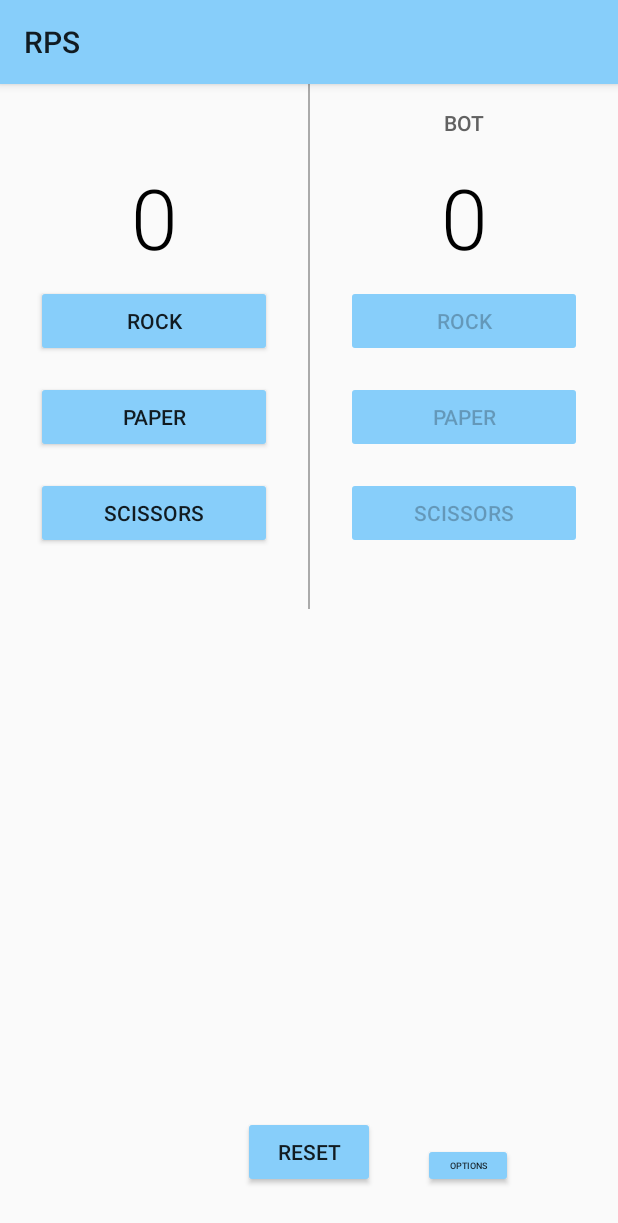
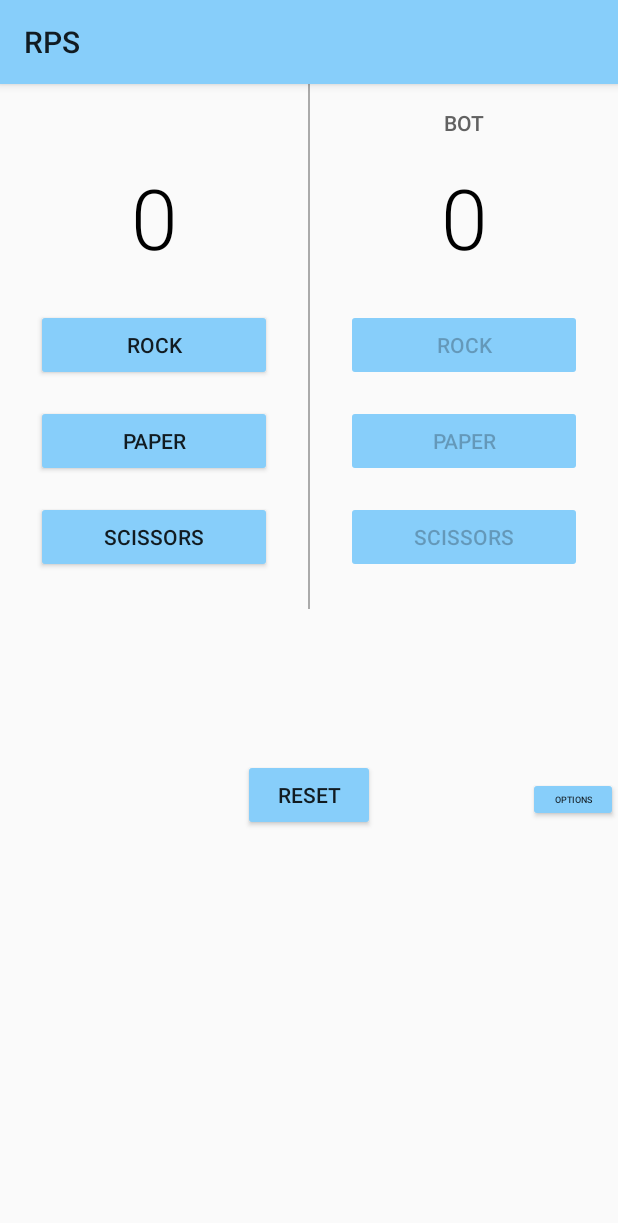
Before and after one commit to bytao7mao/RockPaperScissors, an Android app: the MainActivity screen opened directly, with no data from a screen before it, on a phone screen of 412 x 824 dp. Shown: the top 1223 px of the screen. Run offline under Robolectric (Android 15) with nearby library versions, the phone set to English and light mode, and no system bars.

Commit message:
minor changes

```diff
--- a/app/src/main/java/com/example/mariu/rps/FirstScreen.java
+++ b/app/src/main/java/com/example/mariu/rps/FirstScreen.java
@@ -33,6 +33,7 @@ public class FirstScreen extends Activity {
     protected void onCreate(Bundle savedInstanceState) {
         super.onCreate(savedInstanceState);
         setContentView(R.layout.layout);
+
         editTxt = findViewById(R.id.TheeditText);
         txtV = findViewById(R.id.theUserName);
         nextButton = findViewById(R.id.nameBtn);
--- a/app/src/main/res/layout/activity_main.xml
+++ b/app/src/main/res/layout/activity_main.xml
@@ -1,4 +1,9 @@
 <?xml version="1.0" encoding="utf-8"?>
+<ScrollView xmlns:android="http://schemas.android.com/apk/res/android"
+    android:layout_height="match_parent"
+    android:layout_width="match_parent"
+    xmlns:tools="http://schemas.android.com/tools"
+    tools:context=".MainActivity">
 <RelativeLayout xmlns:android="http://schemas.android.com/apk/res/android"
     xmlns:app="http://schemas.android.com/apk/res-auto"
     xmlns:tools="http://schemas.android.com/tools"
@@ -7,7 +12,8 @@
     <LinearLayout
         android:layout_width="match_parent"
         android:layout_height="match_parent"
-        android:orientation="horizontal">
+        android:orientation="horizontal"
+        android:id="@+id/linearLayout">
 
 
         <LinearLayout
@@ -48,17 +54,15 @@
                 android:textSize="56sp" />
             <Button
                 android:id="@+id/rockBtn"
-                android:onClick="addRock"
                 android:layout_width="match_parent"
                 android:layout_height="wrap_content"
                 android:text="ROCK"
-                android:layout_marginTop="8dp"
+                android:layout_marginTop="24dp"
                 android:layout_marginBottom="8dp"
                 android:layout_marginLeft="24dp"
                 android:layout_marginRight="24dp"/>
             <Button
                 android:id="@+id/paperBtn"
-                android:onClick="addPaper"
                 android:layout_width="match_parent"
                 android:layout_height="wrap_content"
                 android:text="PAPER"
@@ -68,7 +72,6 @@
                 android:layout_marginRight="24dp"/>
             <Button
                 android:id="@+id/scissorsBtn"
-                android:onClick="addScissors"
                 android:layout_width="match_parent"
                 android:layout_height="wrap_content"
                 android:text="SCISSORS"
@@ -116,7 +119,7 @@
                 android:layout_width="match_parent"
                 android:layout_height="wrap_content"
                 android:text="ROCK"
-                android:layout_marginTop="8dp"
+                android:layout_marginTop="24dp"
                 android:layout_marginBottom="8dp"
                 android:layout_marginLeft="24dp"
                 android:layout_marginRight="24dp"/>
@@ -146,48 +149,49 @@
         android:layout_width="match_parent"
         android:layout_height="match_parent"
         android:weightSum="2"
-        android:orientation="horizontal">
+        android:orientation="horizontal"
+        android:id="@+id/linearLayout2">
 
 
         <ImageView
             android:id="@+id/userChoice"
             android:layout_width="match_parent"
             android:layout_height="100dp"
-            android:layout_marginTop="330dp"
+            android:layout_marginTop="350dp"
             android:layout_weight="1" />
 
         <ImageView
             android:id="@+id/cpuChoice"
             android:layout_width="match_parent"
             android:layout_height="100dp"
-            android:layout_marginTop="330dp"
+            android:layout_marginTop="350dp"
             android:layout_weight="1" />
-    </LinearLayout>
 
 
-
+    </LinearLayout>
 
     <Button
         android:id="@+id/reset"
         android:layout_width="wrap_content"
         android:layout_height="wrap_content"
-        android:text="reset"
-        android:layout_alignParentBottom="true"
+        android:layout_below="@+id/linearLayout2"
         android:layout_centerHorizontal="true"
         android:onClick="reset"
-        android:layout_margin="32dp" />
+        android:text="reset" />
 
     <Button
         android:id="@+id/options"
         android:layout_width="60dp"
         android:layout_height="30dp"
+        android:layout_alignBaseline="@+id/reset"
         android:layout_alignBottom="@+id/reset"
-        android:layout_toEndOf="@+id/reset"
-        android:layout_toRightOf="@+id/reset"
+        android:layout_alignParentEnd="true"
+        android:layout_alignParentRight="true"
+        android:layout_weight="1"
         android:text="Options"
         android:textSize="6sp"
         android:textStyle="normal" />
 
+</RelativeLayout>
 
-
-</RelativeLayout>
+</ScrollView>
--- a/app/src/main/res/layout/layout.xml
+++ b/app/src/main/res/layout/layout.xml
@@ -9,7 +9,8 @@
         android:layout_height="50dp"
         android:layout_alignParentTop="true"
         android:layout_centerHorizontal="true"
-        android:layout_marginTop="145dp" />
+        android:layout_marginTop="145dp"
+        android:inputType="textCapWords"/>
 
     <Button
         android:id="@+id/nameBtn"
@@ -22,11 +23,7 @@
         android:layout_marginEnd="57dp"
         android:layout_marginRight="57dp"
         android:gravity="center" />
-    <TextView
-        android:layout_width="wrap_content"
-        android:layout_height="wrap_content"
-        android:text="abra"
-        android:id="@+id/abra"/>
+
 
 
 </RelativeLayout>
```
